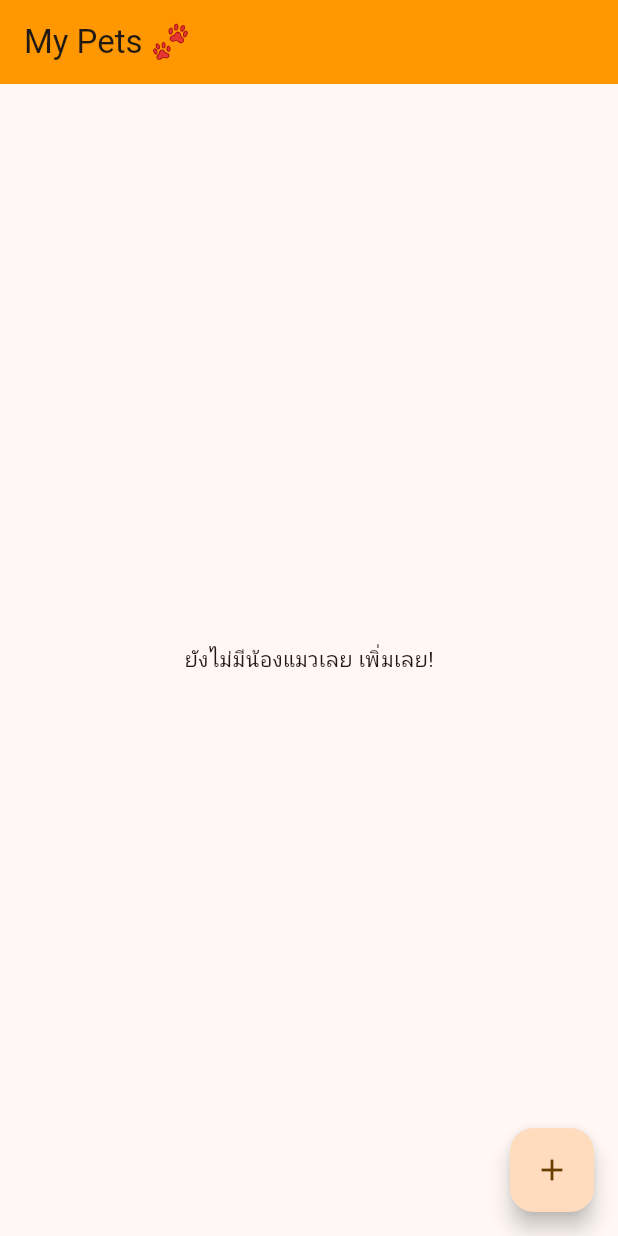
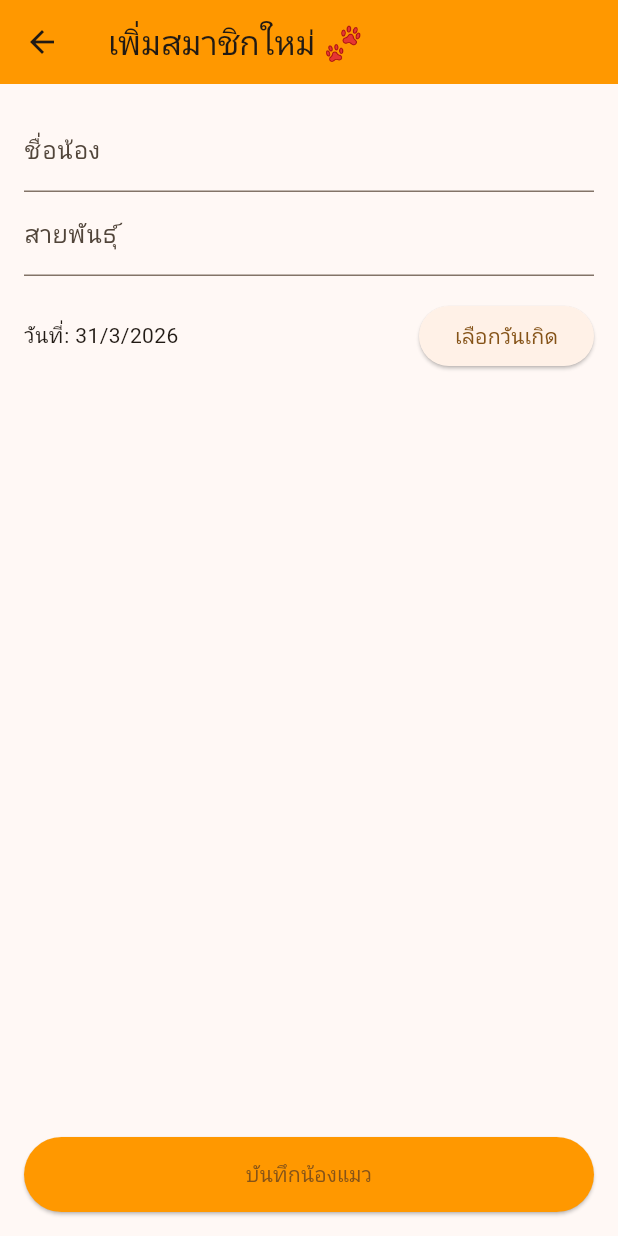
Before and after one commit to tumpopoM/pet_pulse_flutter_app, a Flutter app: the screen it shows after launch, after a tap on the "add" icon, on a phone screen of 412 x 824 dp. Run offline on Flutter 3.47's test engine with Material 3 defaults, Android fonts, the phone set to English and light mode, and no system bars; our stand-ins replace flutter_riverpod.

Commit message:
feat: create add pet screen

```diff
--- /dev/null
+++ b/lib/views/add_pet_screen.dart
@@ -0,0 +1,109 @@
+import 'package:flutter/material.dart';
+import 'package:flutter_riverpod/flutter_riverpod.dart';
+import '../models/pet.dart';
+import '../providers/pet_provider.dart';
+import 'package:uuid/uuid.dart';
+
+class AddPetScreen extends ConsumerStatefulWidget {
+  const AddPetScreen({super.key});
+
+  @override
+  ConsumerState<AddPetScreen> createState() => _AddPetScreenState();
+}
+
+class _AddPetScreenState extends ConsumerState<AddPetScreen> {
+  final _nameController = TextEditingController();
+  final _breedController = TextEditingController();
+  late DateTime _selectedDate;
+
+  @override
+  void initState() {
+    super.initState();
+    _selectedDate = DateTime.now();
+  }
+
+  void _savePet() {
+    if (_nameController.text.isEmpty || _breedController.text.isEmpty) {
+      ScaffoldMessenger.of(context).showSnackBar(
+        const SnackBar(content: Text('กรุณากรอกข้อมูลให้ครบถ้วน')),
+      );
+      return;
+    } else if (_selectedDate.isAfter(DateTime.now())) {
+      ScaffoldMessenger.of(context).showSnackBar(
+        const SnackBar(content: Text('กรุณาเลือกวันเกิดที่ถูกต้อง')),
+      );
+      return;
+    }
+
+    final pet = Pet(
+      id: const Uuid().v4(),
+      name: _nameController.text,
+      breed: _breedController.text,
+      birthDate: _selectedDate,
+    );
+
+    ref.read(petProvider.notifier).addPet(pet);
+    Navigator.pop(context);
+  }
+
+  @override
+  Widget build(BuildContext context) {
+    return Scaffold(
+      appBar: AppBar(
+        title: const Text('เพิ่มสมาชิกใหม่ 🐾'),
+        backgroundColor: Colors.orange,
+      ),
+      body: Padding(
+        padding: const EdgeInsets.all(16.0),
+        child: Column(
+          children: [
+            TextField(
+              controller: _nameController,
+              decoration: const InputDecoration(labelText: 'ชื่อน้อง'),
+            ),
+            TextField(
+              controller: _breedController,
+              decoration: const InputDecoration(labelText: 'สายพันธุ์'),
+            ),
+            const SizedBox(height: 16),
+            Row(
+              children: [
+                //Text('วันเกิด: ${_selectedDate.toLocal()}'.split(' ')[0]),
+                Text(
+                  'วันที่: ${_selectedDate.day}/${_selectedDate.month}/${_selectedDate.year}',
+                ),
+                const Spacer(),
+                ElevatedButton(
+                  onPressed: () async {
+                    final DateTime? pickedDate = await showDatePicker(
+                      context: context,
+                      initialDate: _selectedDate,
+                      firstDate: DateTime(2000),
+                      lastDate: DateTime.now(),
+                    );
+                    if (pickedDate != null && pickedDate != _selectedDate) {
+                      setState(() {
+                        _selectedDate = pickedDate;
+                        debugPrint(_selectedDate.toString());
+                      });
+                    }
+                  },
+                  child: const Text('เลือกวันเกิด'),
+                ),
+              ],
+            ),
+            const Spacer(),
+            ElevatedButton(
+              onPressed: _savePet,
+              child: const Text('บันทึกน้องแมว'),
+              style: ElevatedButton.styleFrom(
+                minimumSize: const Size(double.infinity, 50),
+                backgroundColor: Colors.orange,
+              ),
+            ),
+          ],
+        ),
+      ),
+    );
+  }
+}
--- a/lib/views/pet_list_screen.dart
+++ b/lib/views/pet_list_screen.dart
@@ -1,5 +1,6 @@
 import 'package:flutter/material.dart';
 import 'package:flutter_riverpod/flutter_riverpod.dart';
+import 'package:pet_pulse/views/add_pet_screen.dart';
 import '../providers/pet_provider.dart';
 
 class PetListScreen extends ConsumerWidget {
@@ -35,7 +36,9 @@ class PetListScreen extends ConsumerWidget {
             ),
       floatingActionButton: FloatingActionButton(
         onPressed: () {
-          // Navigate to AddPetScreen (to be implemented)
+          Navigator.of(
+            context,
+          ).push(MaterialPageRoute(builder: (context) => const AddPetScreen()));
         },
         child: const Icon(Icons.add),
       ),
```
